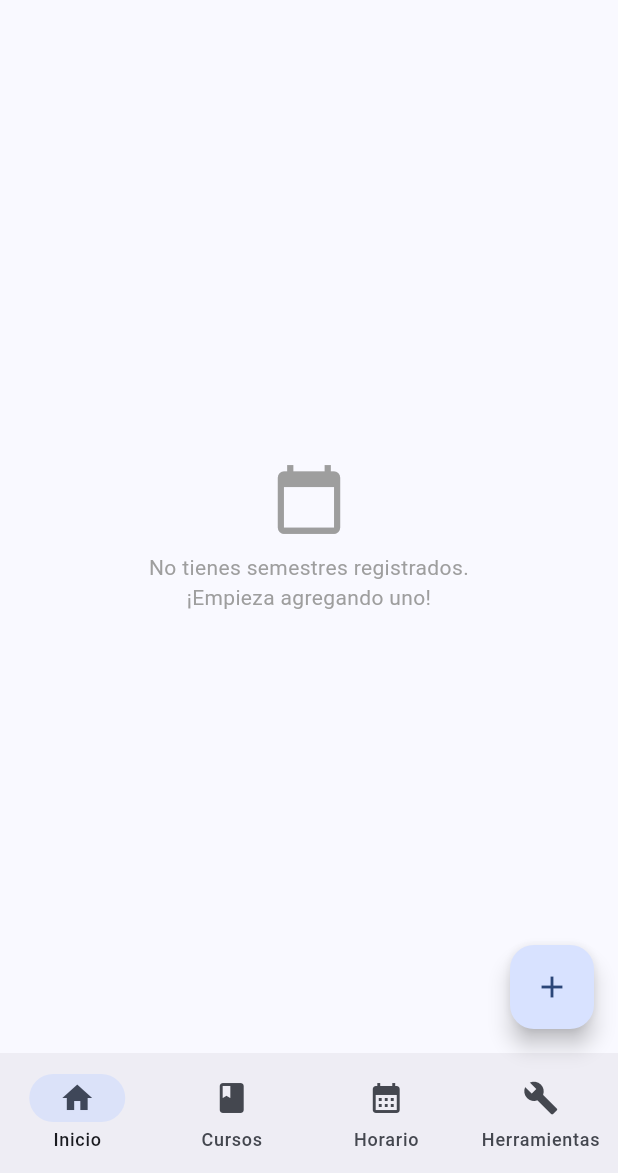
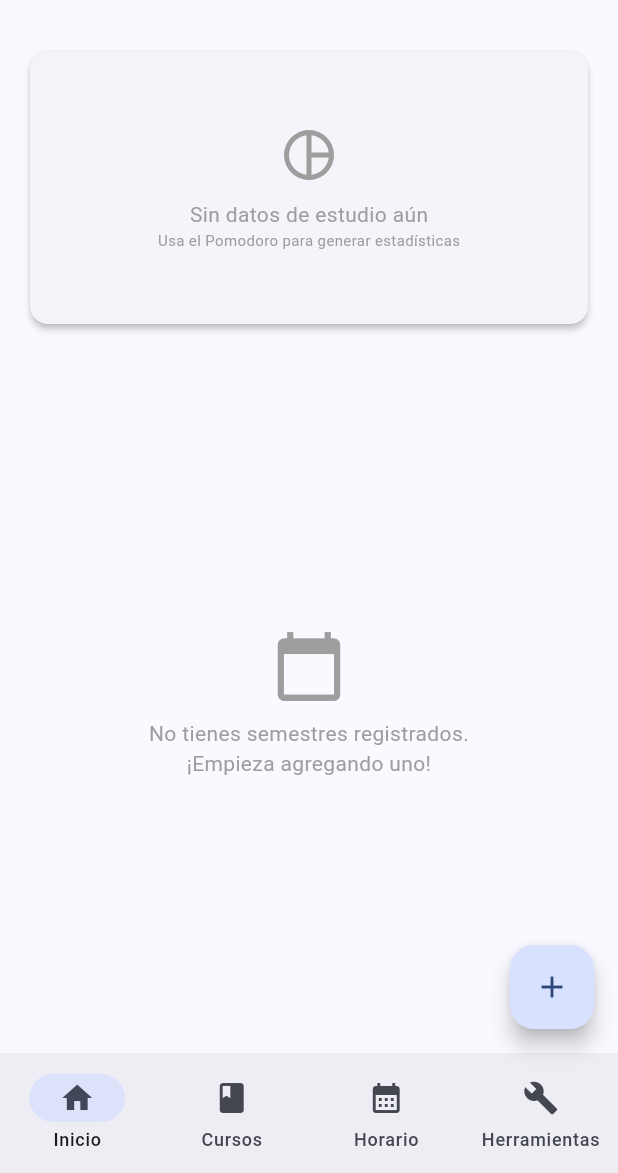
Before and after one commit to EJK-S/Aplicacion_StudyFlow, a Flutter app: the screen it shows after launch, on a phone screen of 412 x 824 dp, the part 63-1236 px from its top. Run offline on Flutter 3.47's test engine with Material 3 defaults, Android fonts, the phone set to English and light mode, and no system bars; our stand-ins replace file_picker, fl_chart, flutter_form_builder, flutter_riverpod, hive, hive_flutter and 3 more; missing offline and left inert: metadata_fetch; accounts and stored records are empty.

Commit message:
Pomodoro con estadística

```diff
--- a/lib/features/dashboard/dashboard_screen.dart
+++ b/lib/features/dashboard/dashboard_screen.dart
@@ -10,6 +10,7 @@ import 'main_drawer.dart';
 import '../schedule/screens/schedule_screen.dart'; // 1. Tu Horario Nuevo
 import '../courses/screens/courses_list_screen.dart'; // 2. Lista de Cursos
 import '../courses/screens/tools_screen.dart'; // 3. Herramientas
+import 'widgets/study_pie_chart.dart';
 
 class DashboardScreen extends StatefulWidget {
   const DashboardScreen({super.key});
@@ -200,6 +201,18 @@ class HomeTab extends StatelessWidget {
           },
         ),
 
+        const Padding(
+          padding: EdgeInsets.all(16.0),
+          child: Card(
+            // Lo envolvemos en una Card para que se vea elegante
+            elevation: 2,
+            child: Padding(
+              padding: EdgeInsets.all(16.0),
+              child: StudyPieChart(), // <--- ¡AQUÍ ESTÁ!
+            ),
+          ),
+        ),
+
         // 2. LA LISTA DE SEMESTRES (Historial)
         const Expanded(
           child: SemestersListScreen(),
--- /dev/null
+++ b/lib/features/dashboard/widgets/study_pie_chart.dart
@@ -0,0 +1,163 @@
+import 'package:fl_chart/fl_chart.dart';
+import 'package:flutter/material.dart';
+import 'package:hive_flutter/hive_flutter.dart';
+import '../../../data/local/hive_data_service.dart';
+import '../../../data/models/models.dart';
+
+class StudyPieChart extends StatefulWidget {
+  const StudyPieChart({super.key});
+
+  @override
+  State<StudyPieChart> createState() => _StudyPieChartState();
+}
+
+class _StudyPieChartState extends State<StudyPieChart> {
+  int touchedIndex = -1; // Para la animación al tocar
+
+  @override
+  Widget build(BuildContext context) {
+    return ValueListenableBuilder(
+      valueListenable:
+          Hive.box<StudySession>(HiveDataService.boxStudySessions).listenable(),
+      builder: (context, Box<StudySession> boxSessions, _) {
+        // 1. OBTENER DATOS Y FILTRAR POR SEMESTRE ACTUAL
+        // (Para simplificar, por ahora tomamos todo el historial, luego podemos filtrar por fechas)
+        final sessions = boxSessions.values.toList();
+
+        if (sessions.isEmpty) {
+          return _buildEmptyState();
+        }
+
+        // 2. AGRUPAR MINUTOS POR CURSO
+        // Map<CourseId, Minutos>
+        final Map<int, int> timePerCourse = {};
+        int totalMinutes = 0;
+
+        for (var session in sessions) {
+          timePerCourse.update(
+              session.courseId, (value) => value + session.durationMinutes,
+              ifAbsent: () => session.durationMinutes);
+          totalMinutes += session.durationMinutes;
+        }
+
+        // 3. PREPARAR DATOS PARA EL GRÁFICO
+        final boxCourses = Hive.box<Course>(HiveDataService.boxCourses);
+        final List<PieChartSectionData> sections = [];
+
+        int index = 0;
+        timePerCourse.forEach((courseId, minutes) {
+          final isTouched = index == touchedIndex;
+          final double fontSize = isTouched ? 20.0 : 14.0;
+          final double radius = isTouched ? 60.0 : 50.0;
+
+          String courseName = "General";
+          Color color = Colors.grey;
+
+          if (courseId != -1) {
+            final course = boxCourses.get(courseId);
+            if (course != null) {
+              courseName = course.name;
+              // Generamos un color consistente basado en el ID del curso
+              color = Colors.primaries[courseId % Colors.primaries.length];
+            }
+          } else {
+            color = Colors.blueGrey;
+          }
+
+          final percent = (minutes / totalMinutes) * 100;
+
+          sections.add(PieChartSectionData(
+            color: color,
+            value: minutes.toDouble(),
+            title: '${percent.toStringAsFixed(0)}%',
+            radius: radius,
+            titleStyle: TextStyle(
+              fontSize: fontSize,
+              fontWeight: FontWeight.bold,
+              color: Colors.white,
+              shadows: const [Shadow(color: Colors.black, blurRadius: 2)],
+            ),
+            badgeWidget: isTouched ? _buildBadge(courseName, minutes) : null,
+            badgePositionPercentageOffset: .98,
+          ));
+          index++;
+        });
+
+        return Column(
+          children: [
+            const Text("Distribución de Estudio ⏳",
+                style: TextStyle(fontWeight: FontWeight.bold, fontSize: 16)),
+            const SizedBox(height: 20),
+            SizedBox(
+              height: 200,
+              child: PieChart(
+                PieChartData(
+                  pieTouchData: PieTouchData(
+                    touchCallback: (FlTouchEvent event, pieTouchResponse) {
+                      setState(() {
+                        if (!event.isInterestedForInteractions ||
+                            pieTouchResponse == null ||
+                            pieTouchResponse.touchedSection == null) {
+                          touchedIndex = -1;
+                          return;
+                        }
+                        touchedIndex = pieTouchResponse
+                            .touchedSection!.touchedSectionIndex;
+                      });
+                    },
+                  ),
+                  borderData: FlBorderData(show: false),
+                  sectionsSpace: 2,
+                  centerSpaceRadius: 40,
+                  sections: sections,
+                ),
+              ),
+            ),
+            const SizedBox(height: 10),
+            Text(
+                "Total acumulado: ${(totalMinutes / 60).toStringAsFixed(1)} horas",
+                style: const TextStyle(color: Colors.grey))
+          ],
+        );
+      },
+    );
+  }
+
+  Widget _buildBadge(String text, int minutes) {
+    return Container(
+      padding: const EdgeInsets.symmetric(horizontal: 8, vertical: 4),
+      decoration: BoxDecoration(
+          color: Colors.black87,
+          borderRadius: BorderRadius.circular(5),
+          border: Border.all(color: Colors.white24)),
+      child: Text(
+        "$text\n$minutes min",
+        style: const TextStyle(color: Colors.white, fontSize: 10),
+        textAlign: TextAlign.center,
+      ),
+    );
+  }
+
+  Widget _buildEmptyState() {
+    return Container(
+      height: 150,
+      alignment: Alignment.center,
+      padding: const EdgeInsets.all(20),
+      decoration: BoxDecoration(
+          // ignore: deprecated_member_use
+          color: Colors.white.withOpacity(0.05),
+          borderRadius: BorderRadius.circular(15)),
+      child: const Column(
+        mainAxisAlignment: MainAxisAlignment.center,
+        children: [
+          Icon(Icons.pie_chart_outline, size: 40, color: Colors.grey),
+          SizedBox(height: 10),
+          Text("Sin datos de estudio aún",
+              style: TextStyle(color: Colors.grey)),
+          Text("Usa el Pomodoro para generar estadísticas",
+              style: TextStyle(fontSize: 10, color: Colors.grey)),
+        ],
+      ),
+    );
+  }
+}
--- a/pubspec.yaml
+++ b/pubspec.yaml
@@ -34,6 +34,7 @@ dependencies:
   share_plus: ^10.0.0
   file_picker: ^8.0.0
   intl: ^0.19.0
+  fl_chart: ^1.1.1
 
 
 dev_dependencies:
```
Also changed, not shown: lib/features/courses/screens/pomodoro_screen.dart (+6 -4 lines), pubspec.lock.
